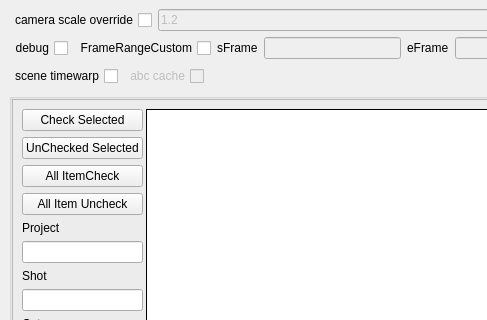
n-designdev/ND_AssetExporter, file pycode/gui/exporter_gui.ui: the form before one commit; both pictures show x 0 to 487 and y 0 to 320 of the 986 by 764 pixel window.
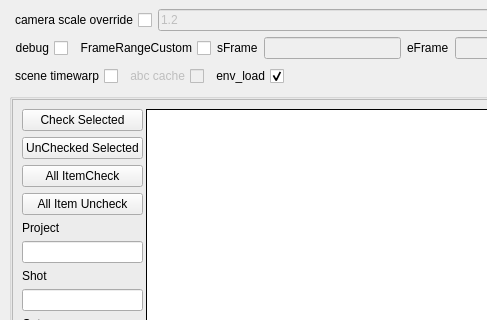
The form after the commit.

```diff
--- a/pycode/gui/exporter_gui.ui
+++ b/pycode/gui/exporter_gui.ui
@@ -292,6 +292,22 @@
         </property>
        </widget>
       </item>
+      <item>
+       <widget class="QCheckBox" name="env_load_chk">
+        <property name="layoutDirection">
+         <enum>Qt::RightToLeft</enum>
+        </property>
+        <property name="text">
+         <string>env_load</string>
+        </property>
+        <property name="checked">
+         <bool>true</bool>
+        </property>
+        <property name="tristate">
+         <bool>false</bool>
+        </property>
+       </widget>
+      </item>
       <item>
        <spacer name="horizontalSpacer_3">
         <property name="orientation">
```
